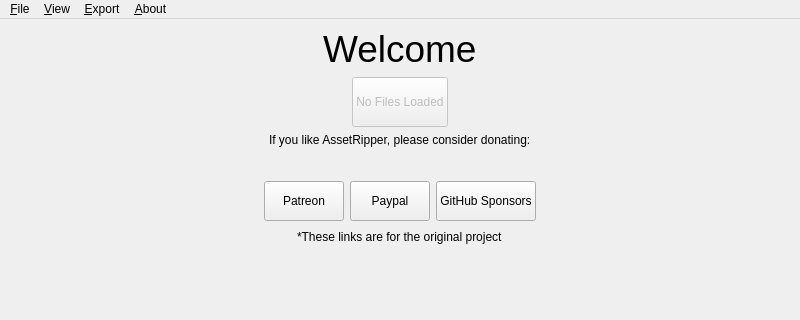
First picture: the form in uis/mainWindow.ui, repository wangruoyuyuyu/PySide6-GUI-For-Asset-Ripper, before the edit; both pictures show x 0 to 800 and y 0 to 320 of the 800 by 600 pixel window.
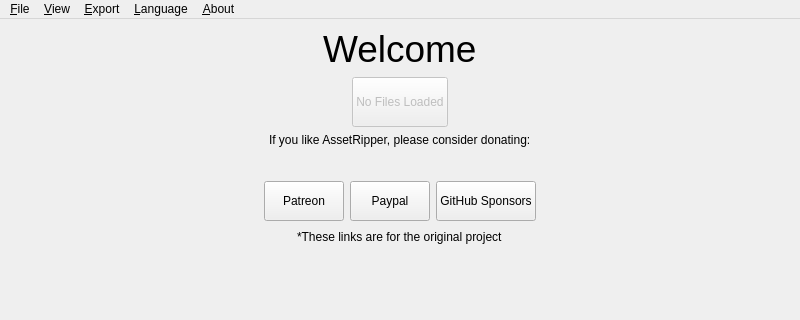
Second picture: the form after the edit.

What changed in the file:
```diff
--- a/uis/mainWindow.ui
+++ b/uis/mainWindow.ui
@@ -338,7 +338,7 @@
      <x>0</x>
      <y>0</y>
      <width>800</width>
-     <height>33</height>
+     <height>22</height>
     </rect>
    </property>
    <widget class="QMenu" name="menu_File">
@@ -379,9 +379,15 @@
     <addaction name="action_About"/>
     <addaction name="actionAbout_Qt"/>
    </widget>
+   <widget class="QMenu" name="menuLanguage">
+    <property name="title">
+     <string>&amp;Language</string>
+    </property>
+   </widget>
    <addaction name="menu_File"/>
    <addaction name="menuView"/>
    <addaction name="menu_Export"/>
+   <addaction name="menuLanguage"/>
    <addaction name="menu_About"/>
   </widget>
   <widget class="QStatusBar" name="statusbar"/>
```
Left out of the diff: 4 changed lines with no effect on the pictures.
